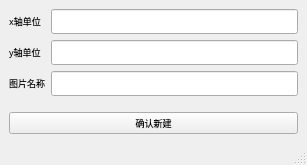
First picture: the form in UI/NewFigWindow.ui, repository huiyeruzhou/PhysicLab, before the edit.
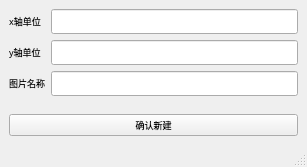
Second picture: the form after the edit.

Patch:
```diff
--- a/UI/NewFigWindow.ui
+++ b/UI/NewFigWindow.ui
@@ -7,7 +7,7 @@
     <x>0</x>
     <y>0</y>
     <width>307</width>
-    <height>165</height>
+    <height>167</height>
    </rect>
   </property>
   <property name="font">
```
Left out of the diff: 4 changed lines with no effect on the pictures.
